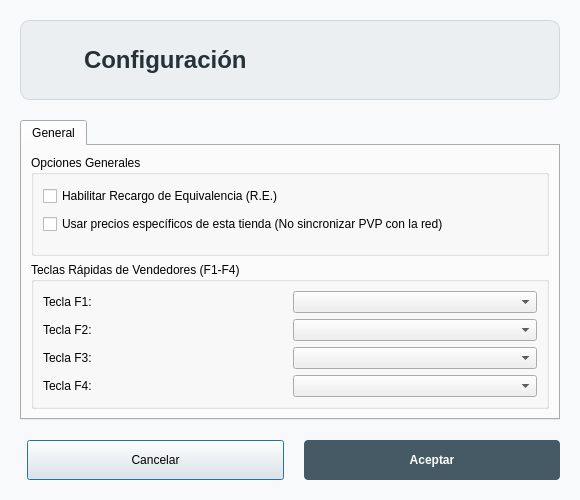
The window that configuracionotros.ui (Ladis72/tienda) describes before a commit, drawn with Qt 5.
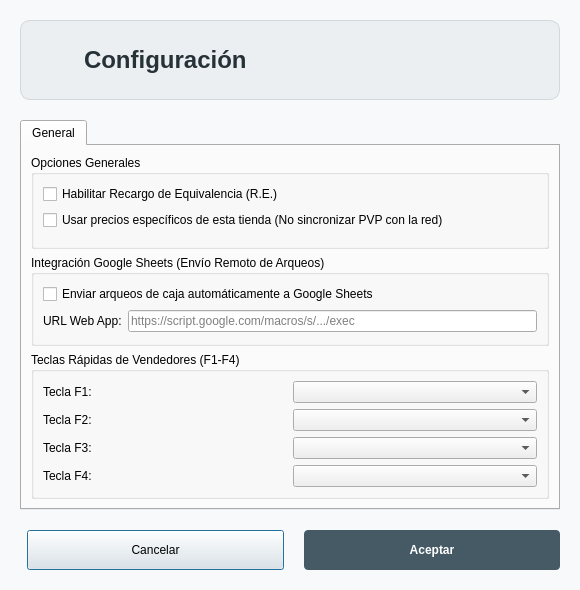
The same window after the commit. Icons and pictures are not drawn.

Commit message: feat: integrate automated remote reporting of cash register counts to Google Sheets and display NIF in invoice exports

Patch:
```diff
--- a/configuracionotros.ui
+++ b/configuracionotros.ui
@@ -130,6 +130,40 @@
          </layout>
         </widget>
        </item>
+       <item>
+        <widget class="QGroupBox" name="groupBoxGoogleSheets">
+         <property name="title">
+          <string>Integración Google Sheets (Envío Remoto de Arqueos)</string>
+         </property>
+         <layout class="QVBoxLayout" name="verticalLayoutGoogleSheets">
+          <item>
+           <widget class="QCheckBox" name="checkBoxGoogleSheets">
+            <property name="text">
+             <string>Enviar arqueos de caja automáticamente a Google Sheets</string>
+            </property>
+           </widget>
+          </item>
+          <item>
+           <layout class="QHBoxLayout" name="horizontalLayoutUrlGS">
+            <item>
+             <widget class="QLabel" name="labelUrlGoogleSheets">
+              <property name="text">
+               <string>URL Web App:</string>
+              </property>
+             </widget>
+            </item>
+            <item>
+             <widget class="QLineEdit" name="lineEditUrlGoogleSheets">
+              <property name="placeholderText">
+               <string>https://script.google.com/macros/s/.../exec</string>
+              </property>
+             </widget>
+            </item>
+           </layout>
+          </item>
+         </layout>
+        </widget>
+       </item>
        <item>
         <widget class="QGroupBox" name="groupBoxHotkeys">
          <property name="title">
```
The commit also changes 12 other files.
